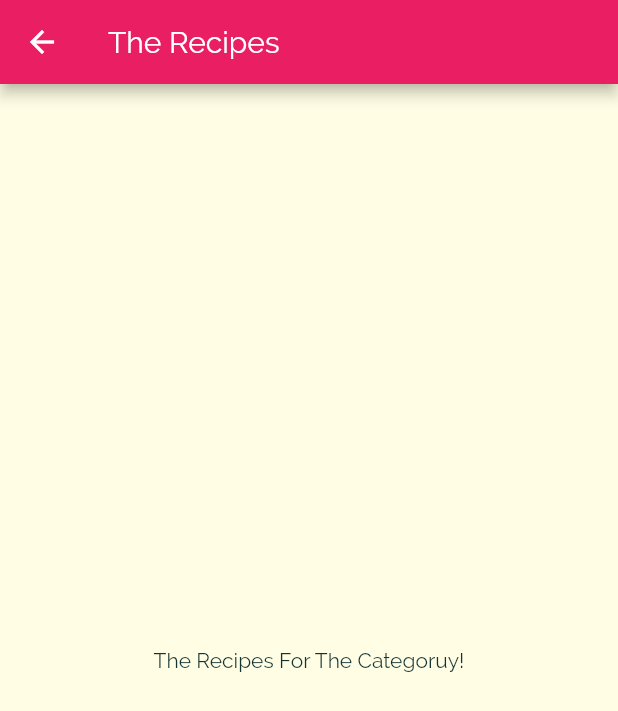
After one commit to kclements306/meals, a Flutter app: the screen it shows after launch, after a tap on "Italian", on a phone screen of 412 x 824 dp. The commit adds this screen. Shown: the top 711 px of the screen. Run offline on Flutter 3.47's test engine with Material 2 defaults, Android fonts, the phone set to English and light mode, and no system bars.

Commit message:
Navigating to a New Page

```diff
--- a/lib/category_item.dart
+++ b/lib/category_item.dart
@@ -1,4 +1,6 @@
 import 'package:flutter/material.dart';
+
+import './category_meals_screen.dart';
 
 class CategoryItem extends StatelessWidget {
   final String title;
@@ -6,9 +8,23 @@ class CategoryItem extends StatelessWidget {
 
   CategoryItem(this.title, this.color);
 
+  void selectCategory(BuildContext ctx) {
+    Navigator.of(ctx).push(
+      MaterialPageRoute(
+        builder: (_) {
+          return CategoryMealsScreen();
+        },
+      ),
+    );
+  }
+
   @override
   Widget build(BuildContext context) {
-    return Container(
+    return InkWell(
+      onTap: () => selectCategory(context),
+      splashColor: Theme.of(context).primaryColor,
+      borderRadius: BorderRadius.circular(15),
+      child: Container(
           padding: EdgeInsets.all(15),
           child: Text(
             title,
@@ -24,6 +40,7 @@ class CategoryItem extends StatelessWidget {
               end: Alignment.bottomRight,
             ),
             borderRadius: BorderRadius.circular(15),
-        ));
+          )),
+    );
   }
 }
--- /dev/null
+++ b/lib/category_meals_screen.dart
@@ -0,0 +1,17 @@
+import 'package:flutter/material.dart';
+
+class CategoryMealsScreen extends StatelessWidget {
+  @override
+  Widget build(BuildContext context) {
+    return Scaffold(
+      appBar: AppBar(
+        title: Text('The Recipes'),
+      ),
+      body: Center(
+        child: Text(
+          'The Recipes For The Categoruy!',
+        ),
+      ),
+    );
+  }
+}
```
Lines whose indentation alone changed are shown as unchanged.
